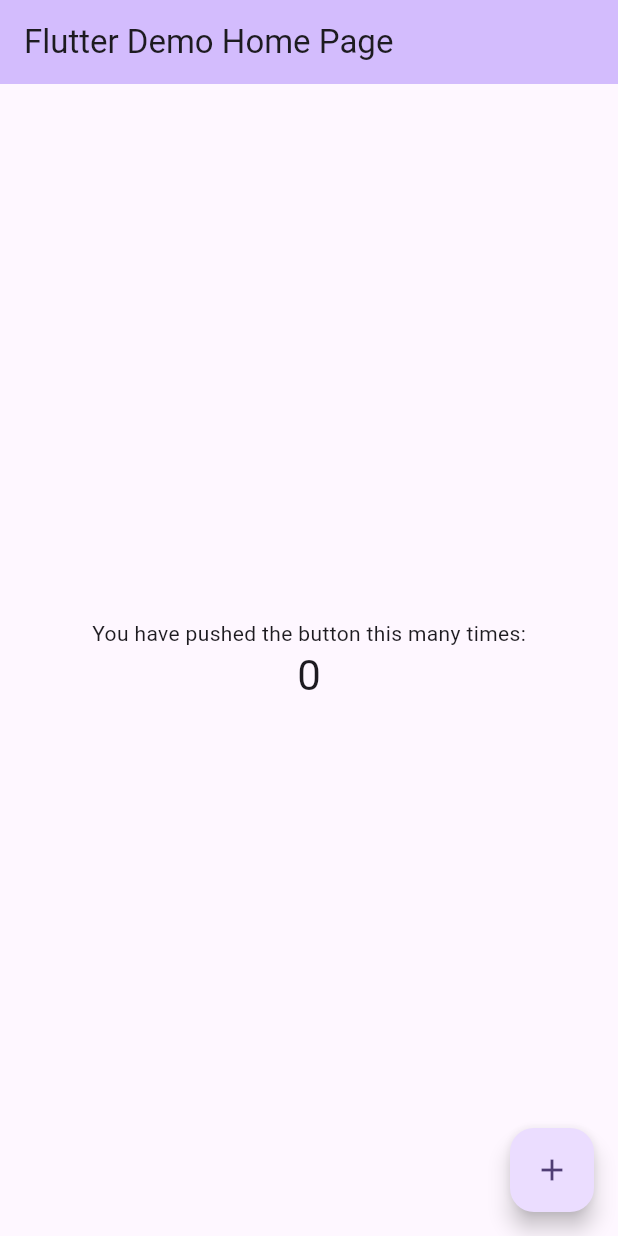
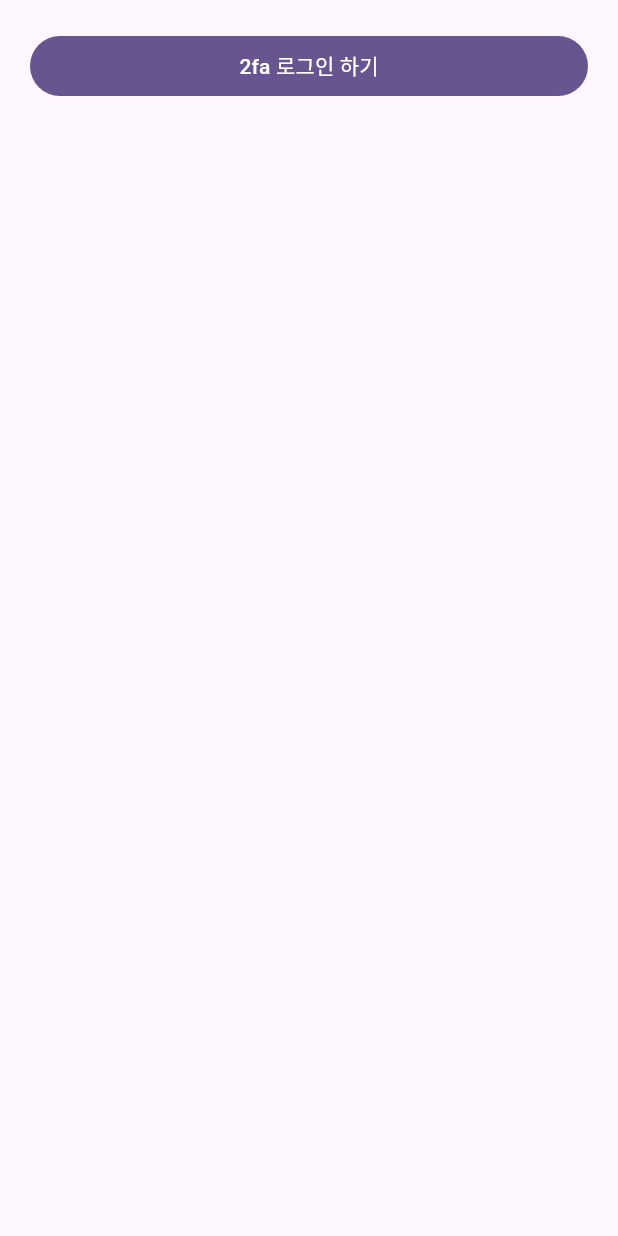
Before and after one commit to K1A2/flutter-playground, a Flutter app: the screen it shows after launch, on a phone screen of 412 x 824 dp. Run offline on Flutter 3.47's test engine with Material 3 defaults, Android fonts, the phone set to English and light mode, and no system bars.

Commit message:
feat: 로그인 예제 화면 이동 버튼 추가

```diff
--- a/lib/main.dart
+++ b/lib/main.dart
@@ -13,113 +13,42 @@ class MyApp extends StatelessWidget {
     return MaterialApp(
       title: 'Flutter Demo',
       theme: ThemeData(
-        // This is the theme of your application.
-        //
-        // TRY THIS: Try running your application with "flutter run". You'll see
-        // the application has a blue toolbar. Then, without quitting the app,
-        // try changing the seedColor in the colorScheme below to Colors.green
-        // and then invoke "hot reload" (save your changes or press the "hot
-        // reload" button in a Flutter-supported IDE, or press "r" if you used
-        // the command line to start the app).
-        //
-        // Notice that the counter didn't reset back to zero; the application
-        // state is not lost during the reload. To reset the state, use hot
-        // restart instead.
-        //
-        // This works for code too, not just values: Most code changes can be
-        // tested with just a hot reload.
         colorScheme: ColorScheme.fromSeed(seedColor: Colors.deepPurple),
         useMaterial3: true,
       ),
-      home: const MyHomePage(title: 'Flutter Demo Home Page'),
+      home: Home(),
     );
   }
 }
 
-class MyHomePage extends StatefulWidget {
-  const MyHomePage({super.key, required this.title});
-
-  // This widget is the home page of your application. It is stateful, meaning
-  // that it has a State object (defined below) that contains fields that affect
-  // how it looks.
-
-  // This class is the configuration for the state. It holds the values (in this
-  // case the title) provided by the parent (in this case the App widget) and
-  // used by the build method of the State. Fields in a Widget subclass are
-  // always marked "final".
-
-  final String title;
-
+class Home extends StatefulWidget {
   @override
-  State<MyHomePage> createState() => _MyHomePageState();
+  State<StatefulWidget> createState() => _HomeState();
 }
 
-class _MyHomePageState extends State<MyHomePage> {
-  int _counter = 0;
-
-  void _incrementCounter() {
-    setState(() {
-      // This call to setState tells the Flutter framework that something has
-      // changed in this State, which causes it to rerun the build method below
-      // so that the display can reflect the updated values. If we changed
-      // _counter without calling setState(), then the build method would not be
-      // called again, and so nothing would appear to happen.
-      _counter++;
-    });
-  }
-
+class _HomeState extends State<Home> {
   @override
   Widget build(BuildContext context) {
-    // This method is rerun every time setState is called, for instance as done
-    // by the _incrementCounter method above.
-    //
-    // The Flutter framework has been optimized to make rerunning build methods
-    // fast, so that you can just rebuild anything that needs updating rather
-    // than having to individually change instances of widgets.
     return Scaffold(
-      appBar: AppBar(
-        // TRY THIS: Try changing the color here to a specific color (to
-        // Colors.amber, perhaps?) and trigger a hot reload to see the AppBar
-        // change color while the other colors stay the same.
-        backgroundColor: Theme.of(context).colorScheme.inversePrimary,
-        // Here we take the value from the MyHomePage object that was created by
-        // the App.build method, and use it to set our appbar title.
-        title: Text(widget.title),
-      ),
-      body: Center(
-        // Center is a layout widget. It takes a single child and positions it
-        // in the middle of the parent.
-        child: Column(
-          // Column is also a layout widget. It takes a list of children and
-          // arranges them vertically. By default, it sizes itself to fit its
-          // children horizontally, and tries to be as tall as its parent.
-          //
-          // Column has various properties to control how it sizes itself and
-          // how it positions its children. Here we use mainAxisAlignment to
-          // center the children vertically; the main axis here is the vertical
-          // axis because Columns are vertical (the cross axis would be
-          // horizontal).
-          //
-          // TRY THIS: Invoke "debug painting" (choose the "Toggle Debug Paint"
-          // action in the IDE, or press "p" in the console), to see the
-          // wireframe for each widget.
-          mainAxisAlignment: MainAxisAlignment.center,
-          children: <Widget>[
-            const Text(
-              'You have pushed the button this many times:',
-            ),
-            Text(
-              '$_counter',
-              style: Theme.of(context).textTheme.headlineMedium,
-            ),
-          ],
+      body: SafeArea(
+        child: Container(
+          padding: const EdgeInsets.all(20),
+          width: double.infinity,
+          child: Column(
+            children: [
+              SizedBox(
+                width: double.infinity,
+                child: FilledButton(
+                  child: const Text('2fa 로그인 하기'),
+                  onPressed: () {
+
+                  },
+                ),
+              )
+            ],
+          ),
         ),
       ),
-      floatingActionButton: FloatingActionButton(
-        onPressed: _incrementCounter,
-        tooltip: 'Increment',
-        child: const Icon(Icons.add),
-      ), // This trailing comma makes auto-formatting nicer for build methods.
     );
   }
 }
```
